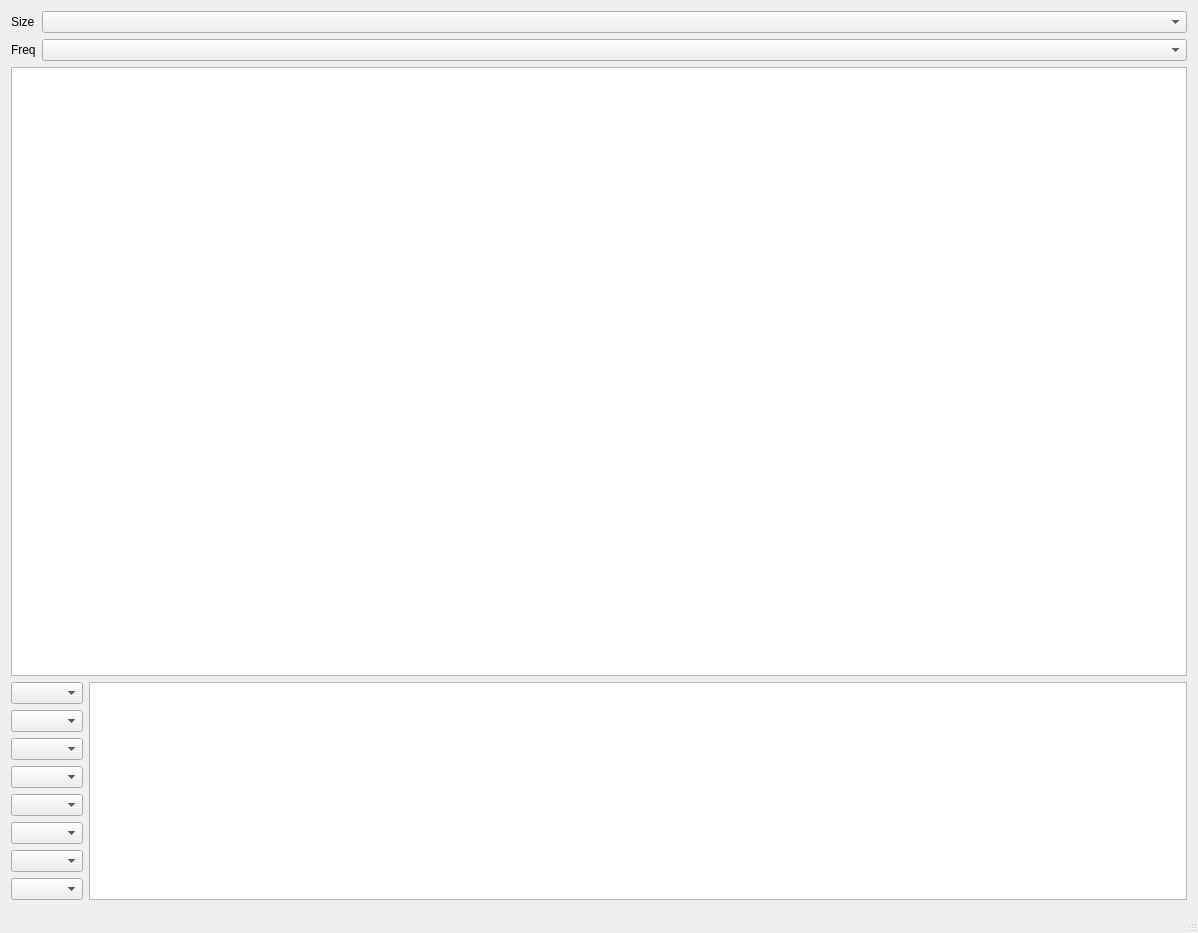
Before: the Qt Designer form LogAnalizatorQt/mainwindow.ui in XRay3D/LogAnalizator, drawn with Qt 5.
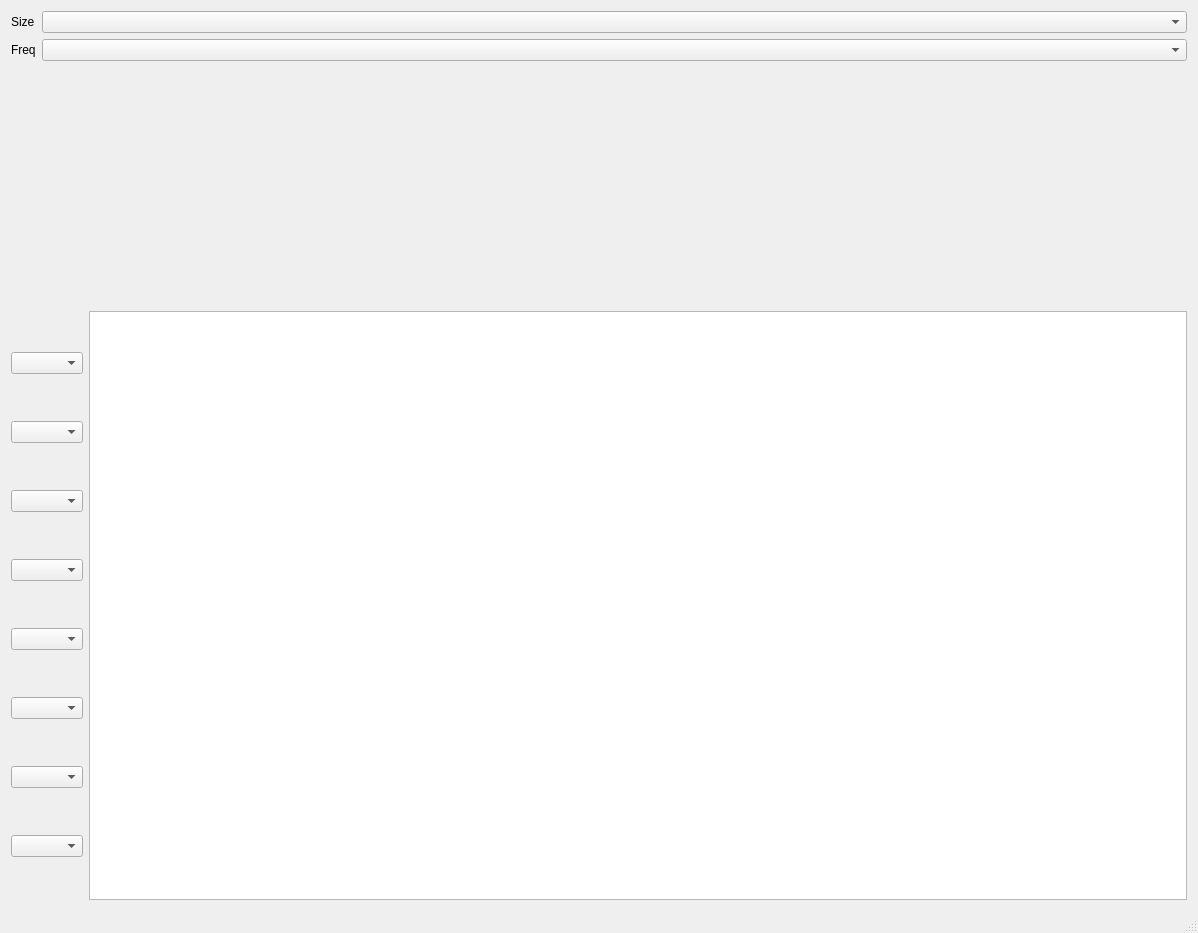
After: the same form once the commit is applied. Custom widgets are drawn as their Qt base class.

```diff
--- a/LogAnalizatorQt/mainwindow.ui
+++ b/LogAnalizatorQt/mainwindow.ui
@@ -15,40 +15,6 @@
   </property>
   <widget class="QWidget" name="centralWidget">
    <layout class="QGridLayout" name="gridLayout">
-    <item row="1" column="0" colspan="3">
-     <widget class="QTableView" name="tableView"/>
-    </item>
-    <item row="2" column="2" rowspan="2">
-     <widget class="GraphicsView" name="graphicsView"/>
-    </item>
-    <item row="2" column="0" rowspan="2" colspan="2">
-     <layout class="QVBoxLayout" name="verticalLayout">
-      <item>
-       <widget class="QComboBox" name="cbxTrig0"/>
-      </item>
-      <item>
-       <widget class="QComboBox" name="cbxTrig1"/>
-      </item>
-      <item>
-       <widget class="QComboBox" name="cbxTrig2"/>
-      </item>
-      <item>
-       <widget class="QComboBox" name="cbxTrig3"/>
-      </item>
-      <item>
-       <widget class="QComboBox" name="cbxTrig4"/>
-      </item>
-      <item>
-       <widget class="QComboBox" name="cbxTrig5"/>
-      </item>
-      <item>
-       <widget class="QComboBox" name="cbxTrig6"/>
-      </item>
-      <item>
-       <widget class="QComboBox" name="cbxTrig7"/>
-      </item>
-     </layout>
-    </item>
     <item row="0" column="0" colspan="3">
      <layout class="QFormLayout" name="formLayout">
       <item row="0" column="0">
@@ -73,6 +39,37 @@
       </item>
      </layout>
     </item>
+    <item row="1" column="2" rowspan="2">
+     <widget class="GraphicsView" name="graphicsView"/>
+    </item>
+    <item row="1" column="0" rowspan="2" colspan="2">
+     <layout class="QVBoxLayout" name="verticalLayout">
+      <item>
+       <widget class="QComboBox" name="cbxTrig0"/>
+      </item>
+      <item>
+       <widget class="QComboBox" name="cbxTrig1"/>
+      </item>
+      <item>
+       <widget class="QComboBox" name="cbxTrig2"/>
+      </item>
+      <item>
+       <widget class="QComboBox" name="cbxTrig3"/>
+      </item>
+      <item>
+       <widget class="QComboBox" name="cbxTrig4"/>
+      </item>
+      <item>
+       <widget class="QComboBox" name="cbxTrig5"/>
+      </item>
+      <item>
+       <widget class="QComboBox" name="cbxTrig6"/>
+      </item>
+      <item>
+       <widget class="QComboBox" name="cbxTrig7"/>
+      </item>
+     </layout>
+    </item>
    </layout>
   </widget>
   <widget class="QMenuBar" name="menuBar">
```
Left out of the diff: 2 changed lines with no effect on the pictures.
